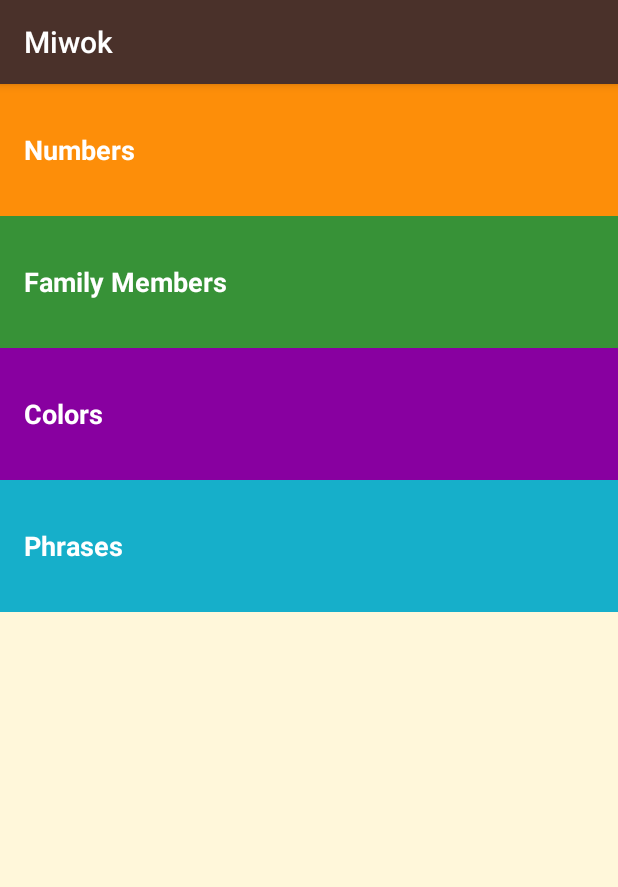
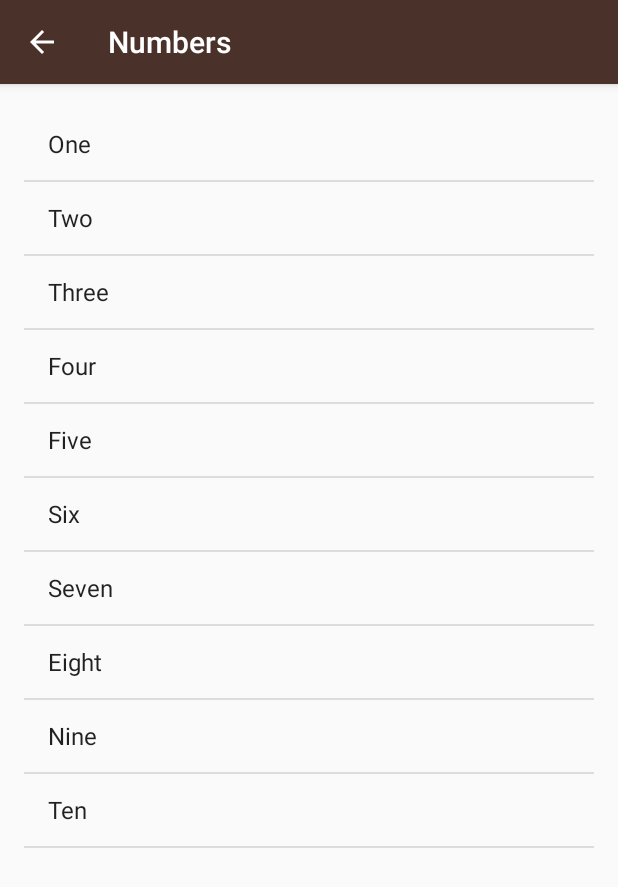
Before and after one commit to Lenasimov/MiwokApp, an Android app: the screen it shows after launch (MainActivity before the commit, NumbersActivity after it), after a tap on "Numbers", on a phone screen of 412 x 824 dp. Shown: the top 887 px of the screen. Run offline under Robolectric (Android 15) with nearby library versions, the phone set to English and light mode, and no system bars; our stand-ins replace ButterKnife.

Commit message:
Using ListView + ArrayAdapter to show Numbers lists;

```diff
--- a/app/src/main/java/com/helenacastrosws/miwokapp/MainActivity.java
+++ b/app/src/main/java/com/helenacastrosws/miwokapp/MainActivity.java
@@ -1,7 +1,8 @@
 package com.helenacastrosws.miwokapp;
 
+import android.content.Intent;
+import android.os.Bundle;
 import android.support.v7.app.AppCompatActivity;
-import android.os.Bundle;
 import android.view.View;
 import android.widget.TextView;
 
@@ -31,28 +32,31 @@ public class MainActivity extends AppCompatActivity {
         numbers.setOnClickListener(new View.OnClickListener() {
             @Override
             public void onClick(View v) {
-
+                Intent numbersIntent = new Intent(MainActivity.this, NumbersActivity.class);
+                startActivity(numbersIntent);
             }
         });
-
         family.setOnClickListener(new View.OnClickListener() {
             @Override
             public void onClick(View v) {
-
+                Intent familyIntent = new Intent(MainActivity.this, FamilyActivity.class);
+                startActivity(familyIntent);
             }
         });
 
         colors.setOnClickListener(new View.OnClickListener() {
             @Override
             public void onClick(View v) {
-
+                Intent colorsIntent = new Intent(MainActivity.this, ColorsActivity.class);
+                startActivity(colorsIntent);
             }
         });
 
         phrases.setOnClickListener(new View.OnClickListener() {
             @Override
             public void onClick(View v) {
-
+                Intent phrasesIntent = new Intent(MainActivity.this, PhrasesActivity.class);
+                startActivity(phrasesIntent);
             }
         });
     }
--- a/app/src/main/java/com/helenacastrosws/miwokapp/NumbersActivity.java
+++ b/app/src/main/java/com/helenacastrosws/miwokapp/NumbersActivity.java
@@ -1,13 +1,44 @@
 package com.helenacastrosws.miwokapp;
 
+import android.os.Bundle;
 import android.support.v7.app.AppCompatActivity;
-import android.os.Bundle;
+import android.widget.ArrayAdapter;
+import android.widget.LinearLayout;
+import android.widget.ListView;
+import android.widget.TextView;
+
+import java.util.ArrayList;
+
+import butterknife.BindView;
+import butterknife.ButterKnife;
 
 public class NumbersActivity extends AppCompatActivity {
+
+    public static final String TAG = "NumbersActivity";
+
+    @BindView(R.id.root_list_view)
+    ListView numbersListView;
 
     @Override
     protected void onCreate(Bundle savedInstanceState) {
         super.onCreate(savedInstanceState);
         setContentView(R.layout.activity_numbers);
+        ButterKnife.bind(this);
+
+        ArrayList<String> words = new ArrayList<>();
+        words.add("One");
+        words.add("Two");
+        words.add("Three");
+        words.add("Four");
+        words.add("Five");
+        words.add("Six");
+        words.add("Seven");
+        words.add("Eight");
+        words.add("Nine");
+        words.add("Ten");
+
+        ArrayAdapter<String> adapter = new ArrayAdapter<>(this, android.R.layout.simple_list_item_1, words);
+        numbersListView.setAdapter(adapter);
     }
+
 }
--- a/app/src/main/res/layout/activity_main.xml
+++ b/app/src/main/res/layout/activity_main.xml
@@ -1,9 +1,10 @@
-<android.support.constraint.ConstraintLayout xmlns:android="http://schemas.android.com/apk/res/android"
+<LinearLayout xmlns:android="http://schemas.android.com/apk/res/android"
     xmlns:app="http://schemas.android.com/apk/res-auto"
     xmlns:tools="http://schemas.android.com/tools"
     android:layout_width="match_parent"
     android:layout_height="match_parent"
     android:background="@color/tan_background"
+    android:orientation="vertical"
     tools:context=".MainActivity">
 
     <TextView
@@ -11,38 +12,24 @@
         style="@style/CategoryStyle"
         android:background="@color/category_numbers"
         android:text="@string/category_numbers"
-        app:layout_constraintBottom_toTopOf="@id/family"
-        app:layout_constraintLeft_toLeftOf="parent"
-        app:layout_constraintRight_toRightOf="parent"
-        app:layout_constraintTop_toTopOf="parent" />
+        app:layout_constraintVertical_weight="1" />
 
     <TextView
         android:id="@+id/family"
         style="@style/CategoryStyle"
         android:background="@color/category_family"
-        android:text="@string/category_family"
-        app:layout_constraintBottom_toTopOf="@id/colors"
-        app:layout_constraintLeft_toLeftOf="parent"
-        app:layout_constraintRight_toRightOf="parent"
-        app:layout_constraintTop_toBottomOf="@id/numbers" />
+        android:text="@string/category_family" />
 
     <TextView
         android:id="@+id/colors"
         style="@style/CategoryStyle"
         android:background="@color/category_colors"
-        android:text="@string/category_colors"
-        app:layout_constraintBottom_toTopOf="@id/phrases"
-        app:layout_constraintLeft_toLeftOf="parent"
-        app:layout_constraintRight_toRightOf="parent"
-        app:layout_constraintTop_toBottomOf="@id/family" />
+        android:text="@string/category_colors" />
 
     <TextView
         android:id="@+id/phrases"
         style="@style/CategoryStyle"
         android:background="@color/category_phrases"
-        android:text="@string/category_phrases"
-        app:layout_constraintLeft_toLeftOf="parent"
-        app:layout_constraintRight_toRightOf="parent"
-        app:layout_constraintTop_toBottomOf="@id/colors" />
+        android:text="@string/category_phrases" />
 
-</android.support.constraint.ConstraintLayout>
+</LinearLayout>
--- a/app/src/main/res/layout/activity_numbers.xml
+++ b/app/src/main/res/layout/activity_numbers.xml
@@ -1,12 +1,11 @@
 <?xml version="1.0" encoding="utf-8"?>
-<android.support.constraint.ConstraintLayout xmlns:android="http://schemas.android.com/apk/res/android"
+<ListView xmlns:android="http://schemas.android.com/apk/res/android"
     xmlns:tools="http://schemas.android.com/tools"
+    android:id="@+id/root_list_view"
     android:layout_width="match_parent"
     android:layout_height="match_parent"
-    android:paddingLeft="@dimen/activity_horizontal_margin"
-    android:paddingTop="@dimen/activity_vertical_margin"
-    android:paddingRight="@dimen/activity_horizontal_margin"
-    android:paddingBottom="@dimen/activity_vertical_margin"
+    android:orientation="vertical"
+    android:padding="16dp"
     tools:context=".NumbersActivity">
 
-</android.support.constraint.ConstraintLayout>
+</ListView>
--- a/app/src/main/res/values/styles.xml
+++ b/app/src/main/res/values/styles.xml
@@ -9,7 +9,9 @@
     <!-- Style for a category of vocabulary words -->
     <style name="CategoryStyle">
         <item name="android:layout_width">match_parent</item>
-        <item name="android:layout_height">@dimen/list_item_height</item>
+        <item name="android:layout_height">0dp</item>
+        <item name="android:weightSum">4</item>
+        <item name="android:layout_weight">1</item>
         <item name="android:gravity">center_vertical</item>
         <item name="android:padding">16dp</item>
         <item name="android:textColor">@android:color/white</item>
```
